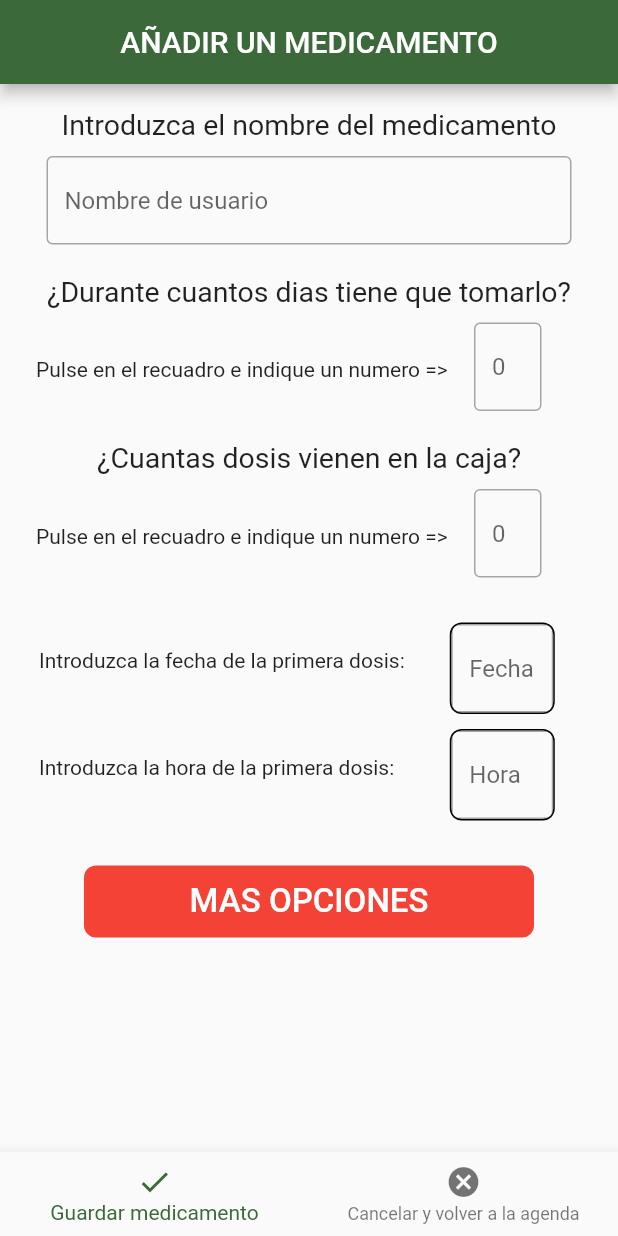
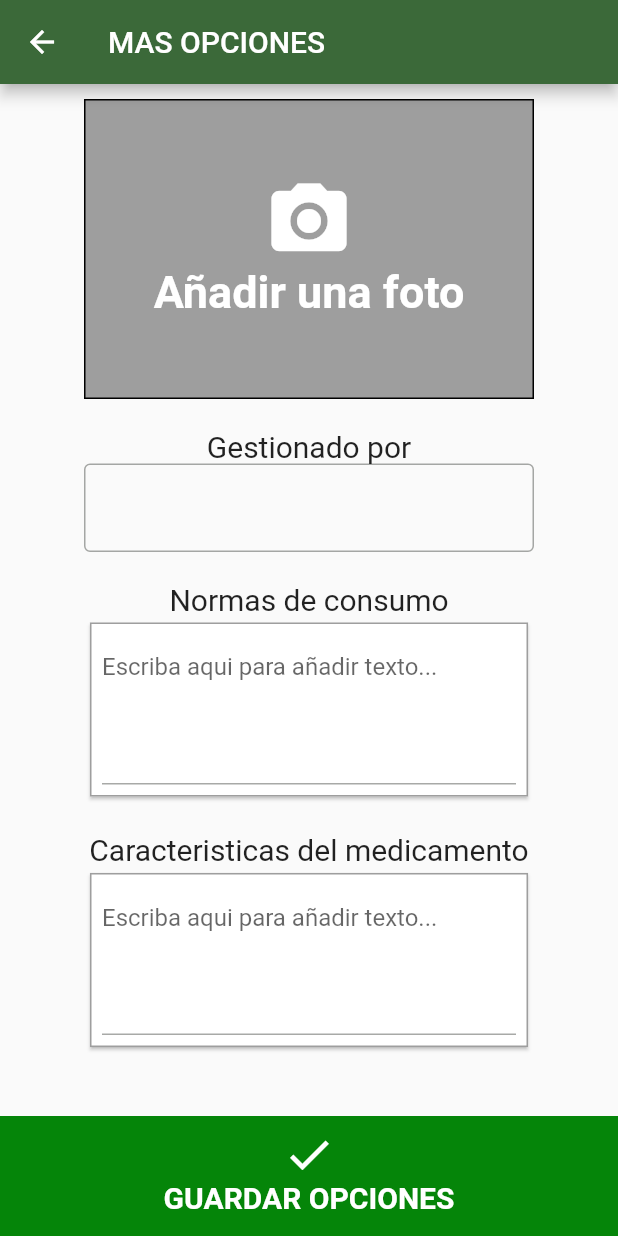
Before and after one commit to devra96/FarmacApp, a Flutter app: the PantallaAddMedicamento screen opened directly, after a tap on "MAS OPCIONES", on a phone screen of 412 x 824 dp. Run offline on Flutter 3.47's test engine with Material 2 defaults, Android fonts, the phone set to English and light mode, and no system bars.

Commit message:
Commit 23/11/2023 - 23:44

```diff
--- a/lib/paginas/pantalla_add_medicamento.dart
+++ b/lib/paginas/pantalla_add_medicamento.dart
@@ -1,3 +1,4 @@
+import 'package:farmacapp/paginas/pantalla_mas_opciones_medicamento.dart';
 import 'package:flutter/material.dart';
 
 class PantallaAddMedicamento extends StatefulWidget {
@@ -8,6 +9,17 @@ class PantallaAddMedicamento extends StatefulWidget {
 }
 
 class _PantallaAddMedicamentoState extends State<PantallaAddMedicamento> {
+
+  _loadPantallaMasOpcionesMedicamento () async{
+    final destino = MaterialPageRoute(builder:(_)=>PantallaMasOpcionesMedicamento());
+    final datoDevuelto = await Navigator.push(context, destino);
+
+    //si el valor devuelto por await es nulo dejamos el valor que tenia configuracion
+    setState((){
+      // widget.configuracion = datoDevuelto ?? widget.configuracion;
+    });
+  }
+
   @override
   Widget build(BuildContext context) {
     return Scaffold(
@@ -223,6 +235,7 @@ class _PantallaAddMedicamentoState extends State<PantallaAddMedicamento> {
                 ),
                 onPressed: (){
                   // IR A PANTALLA "MAS OPCIONES"
+                  _loadPantallaMasOpcionesMedicamento();
                 },
               ),
             ),
--- /dev/null
+++ b/lib/paginas/pantalla_mas_opciones_medicamento.dart
@@ -0,0 +1,160 @@
+import 'package:flutter/material.dart';
+
+class PantallaMasOpcionesMedicamento extends StatefulWidget {
+  const PantallaMasOpcionesMedicamento({super.key});
+
+  @override
+  State<PantallaMasOpcionesMedicamento> createState() => _PantallaMasOpcionesMedicamentoState();
+}
+
+class _PantallaMasOpcionesMedicamentoState extends State<PantallaMasOpcionesMedicamento> {
+  @override
+  Widget build(BuildContext context) {
+    return Scaffold(
+      // #################### APPBAR ####################
+      appBar: AppBar(
+        // automaticallyImplyLeading: false, // HACE QUE NO SALGA EL BOTON DE VOLVER
+        title: Text("MAS OPCIONES"),
+      ),
+      // ####################  BODY  ####################
+      body: ListView(
+        padding: EdgeInsets.all(10),
+        children: [
+          // CUADRO AÑADIR UNA FOTO
+          Center(
+            child: Container(
+              width: 300,
+              height: 200,
+              decoration: BoxDecoration(
+                color: Colors.grey,
+                border: Border.all()
+              ),
+              child: const Column(
+                children: [
+                  Padding(padding: EdgeInsets.only(top: 50)),
+                  Icon(Icons.photo_camera, size: 60, color: Colors.white,),
+                  Text("Añadir una foto", style: TextStyle(fontSize: 30, color: Colors.white, fontWeight: FontWeight.bold))
+                ]
+              ),
+            ),
+          ),
+          // TEXTO "Gestionado por"
+          Center(
+            child: Container(
+              padding: EdgeInsets.only(top: 20),
+              child: const Text(
+                "Gestionado por",
+                style: TextStyle(
+                  fontSize: 20
+                ),
+              ),
+            ),
+          ),
+          // SE PONE UN TEXTFIELD PERO EN UN FUTURO SE SUSTITUIRA
+          // POR UN ELEMENTO PARA SELECCIONAR A UN "ADMINISTRADOR"
+          Center(
+            child: Container(
+              width: 300,
+              child: TextField(
+                decoration: InputDecoration(
+                  border: OutlineInputBorder(),
+                ),
+                onChanged: (value){},
+              ),
+            ),
+          ),
+          // TEXTO "Normas de consumo"
+          Center(
+            child: Container(
+              padding: EdgeInsets.only(top: 20),
+              child: const Text(
+                "Normas de consumo",
+                style: TextStyle(
+                  fontSize: 20
+                ),
+              ),
+            ),
+          ),
+          // CARD NORMAS
+          Center(
+            child: Container(
+              width: 300,
+              child: Card(
+                shape: Border.all(color: Colors.grey),
+                child: Padding(
+                  padding: EdgeInsets.all(8.0),
+                  child: TextField(
+                    maxLines: 4,
+                    decoration: InputDecoration(
+                      hintText: "Escriba aqui para añadir texto..."
+                    ),
+                  ),
+                ),
+              ),
+            ),
+          ),
+          // TEXTO "Caracteristicas minimas del medicamento"
+          Center(
+            child: Container(
+              padding: EdgeInsets.only(top: 20),
+              child: const Text(
+                "Caracteristicas del medicamento",
+                style: TextStyle(
+                  fontSize: 20
+                ),
+              ),
+            ),
+          ),
+          // CARD CARACTERISTICAS
+          Center(
+            child: Container(
+              width: 300,
+              child: Card(
+                shape: Border.all(color: Colors.grey),
+                child: Padding(
+                  padding: EdgeInsets.all(8.0),
+                  child: TextField(
+                    maxLines: 4,
+                    decoration: InputDecoration(
+                      hintText: "Escriba aqui para añadir texto..."
+                    ),
+                  ),
+                ),
+              ),
+            ),
+          ),
+        ],
+      ),
+      // #############  BOTTOMNAVIGATIONBAR  ############
+      bottomNavigationBar: Container(
+        height: 80,
+        color: const Color.fromARGB(255, 5, 133, 9),
+        child: InkWell(
+          onTap: (){
+            // GUARDAR OPCIONES DEL MEDICAMENTO
+          },
+          child: Container(
+            padding: EdgeInsets.only(top: 8.0),
+            child: const Column(
+              children: [
+                Icon(
+                  Icons.check,
+                  size: 35,
+                  color: Colors.white
+                ),
+                Text(
+                  "GUARDAR OPCIONES",
+                  style: TextStyle(
+                    color: Colors.white,
+                    fontWeight: FontWeight.bold,
+                    fontSize: 20
+                  )
+                ),
+              ],
+            ),
+          ),
+        ),
+      ),
+    );
+  }
+}
```
Also changed, not shown: lib/paginas/pantalla_agenda.dart (+17 -2 lines), lib/paginas/pantalla_detalle_medicamento.dart (+150 -1 lines), lib/paginas/pantalla_farmacias_cercanas.dart (added, +15 -0 lines), lib/paginas/pantalla_inicio_sesion.dart (+5 -2 lines). Lines whose indentation alone changed are shown as unchanged.
